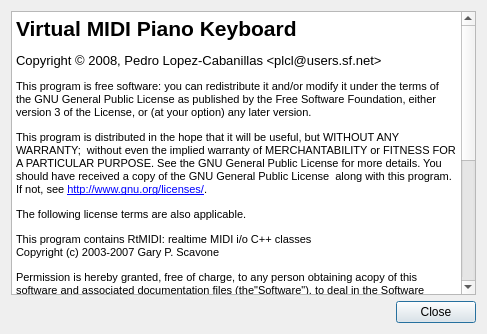
Above: trunk/src/about.ui from svn2github/vmpk before the change. Below: the same form after it.
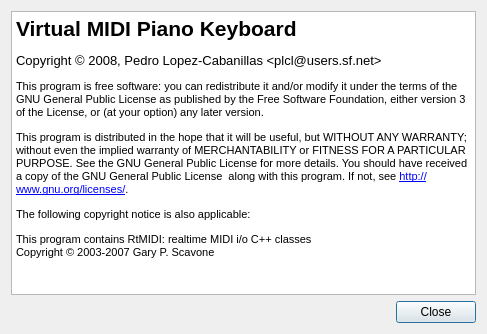
That is the form after the change.

```diff
--- a/trunk/src/about.ui
+++ b/trunk/src/about.ui
@@ -29,12 +29,8 @@
 &lt;p style=" margin-top:12px; margin-bottom:12px; margin-left:0px; margin-right:0px; -qt-block-indent:0; text-indent:0px; font-size:8pt;">&lt;span style=" font-size:10pt;">Copyright © 2008, Pedro Lopez-Cabanillas &amp;lt;plcl@users.sf.net&amp;gt;&lt;/span>&lt;/p>
 &lt;p style=" margin-top:12px; margin-bottom:12px; margin-left:0px; margin-right:0px; -qt-block-indent:0; text-indent:0px; font-size:8pt;">This program is free software: you can redistribute it and/or modify it under the terms of the GNU General Public License as published by the Free Software Foundation, either version 3 of the License, or (at your option) any later version.&lt;/p>
 &lt;p style=" margin-top:12px; margin-bottom:12px; margin-left:0px; margin-right:0px; -qt-block-indent:0; text-indent:0px; font-size:8pt;">This program is distributed in the hope that it will be useful, but WITHOUT ANY WARRANTY;  without even the implied warranty of MERCHANTABILITY or FITNESS FOR A PARTICULAR PURPOSE. See the GNU General Public License for more details. You should have received a copy of the GNU General Public License  along with this program. If not, see &lt;a href="http://www.gnu.org/licenses/">&lt;span style=" text-decoration: underline; color:#0000ff;">http://www.gnu.org/licenses/&lt;/span>&lt;/a>.&lt;/p>
-&lt;p style=" margin-top:12px; margin-bottom:12px; margin-left:0px; margin-right:0px; -qt-block-indent:0; text-indent:0px; font-size:8pt;">The following license terms are also applicable.&lt;/p>
-&lt;p style=" margin-top:12px; margin-bottom:12px; margin-left:0px; margin-right:0px; -qt-block-indent:0; text-indent:0px; font-size:8pt;">This program contains RtMIDI: realtime MIDI i/o C++ classes&lt;br />Copyright (c) 2003-2007 Gary P. Scavone&lt;/p>
-&lt;p style=" margin-top:12px; margin-bottom:12px; margin-left:0px; margin-right:0px; -qt-block-indent:0; text-indent:0px; font-size:8pt;">Permission is hereby granted, free of charge, to any person obtaining acopy of this software and associated documentation files (the"Software"), to deal in the Software without restriction, including without limitation the rights to use, copy, modify, merge, publish,distribute, sublicense, and/or sell copies of the Software, and to permit persons to whom the Software is furnished to do so, subject to the following conditions:&lt;/p>
-&lt;p style=" margin-top:12px; margin-bottom:12px; margin-left:0px; margin-right:0px; -qt-block-indent:0; text-indent:0px; font-size:8pt;">The above copyright notice and this permission notice shall be included in all copies or substantial portions of the Software.&lt;/p>
-&lt;p style=" margin-top:12px; margin-bottom:12px; margin-left:0px; margin-right:0px; -qt-block-indent:0; text-indent:0px; font-size:8pt;">Any person wishing to distribute modifications to the Software isrequested to send the modifications to the original developer so thatthey can be incorporated into the canonical version.&lt;/p>
-&lt;p style=" margin-top:12px; margin-bottom:12px; margin-left:0px; margin-right:0px; -qt-block-indent:0; text-indent:0px; font-size:8pt;">THE SOFTWARE IS PROVIDED "AS IS", WITHOUT WARRANTY OF ANY KIND, EXPRESSOR IMPLIED, INCLUDING BUT NOT LIMITED TO THE WARRANTIES OFMERCHANTABILITY, FITNESS FOR A PARTICULAR PURPOSE AND NONINFRINGEMENT.IN NO EVENT SHALL THE AUTHORS OR COPYRIGHT HOLDERS BE LIABLE FOR ANYCLAIM, DAMAGES OR OTHER LIABILITY, WHETHER IN AN ACTION OF CONTRACT,TORT OR OTHERWISE, ARISING FROM, OUT OF OR IN CONNECTION WITH THESOFTWARE OR THE USE OR OTHER DEALINGS IN THE SOFTWARE.&lt;/p>&lt;/body>&lt;/html></string>
+&lt;p style=" margin-top:12px; margin-bottom:12px; margin-left:0px; margin-right:0px; -qt-block-indent:0; text-indent:0px; font-size:8pt;">The following copyright notice is also applicable:&lt;/p>
+&lt;p style=" margin-top:12px; margin-bottom:12px; margin-left:0px; margin-right:0px; -qt-block-indent:0; text-indent:0px; font-size:8pt;">This program contains RtMIDI: realtime MIDI i/o C++ classes&lt;br />Copyright © 2003-2007 Gary P. Scavone&lt;/p>&lt;/body>&lt;/html></string>
      </property>
      <property name="openExternalLinks" >
       <bool>true</bool>
```
